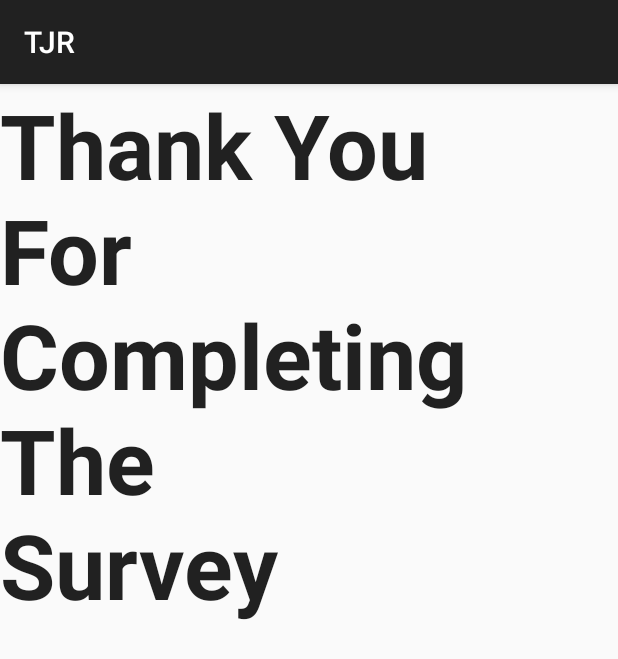
After one commit to anurag3/TJR-Focus-Group, an Android app: the thankyou screen opened directly, with no data from a screen before it, on a phone screen of 412 x 824 dp. The commit adds this screen. Shown: the top 659 px of the screen. Run offline under Robolectric (Android 15) with nearby library versions, the phone set to English and light mode, and no system bars.

Commit message:
Added Thank You Page and Changed the way interface 5 and 6 check for number of inputs

```diff
--- a/Knee_Replacement/app/src/main/AndroidManifest.xml
+++ b/Knee_Replacement/app/src/main/AndroidManifest.xml
@@ -58,6 +58,9 @@
         <activity
             android:name=".infopage6">
         </activity>
+        <activity
+            android:name=".thankyou">
+        </activity>
 
     </application>
 
--- a/Knee_Replacement/app/src/main/java/anuragdesai/library/kneereplacement/MainActivity.java
+++ b/Knee_Replacement/app/src/main/java/anuragdesai/library/kneereplacement/MainActivity.java
@@ -97,14 +97,8 @@ public class MainActivity extends AppCompatActivity implements OnClickListener
 
         button1 = (Button) this.findViewById(R.id.button1);
         button1.setOnClickListener(this);
-       // button1.setOnClickListener((View.OnClickListener) Intent intent = new Intent(this, Taptap3.class));
         if( et.getText().toString().trim().equals("")){
-         //   Toast.makeText(this.getApplicationContext(), "Please Enter Patient ID",
-           //         Toast.LENGTH_SHORT).show();
 
-            /**
-             *   You can Toast a message here that the Username is Empty
-             **/
 
             et.setError( "Patient ID is required!" );
 
--- a/Knee_Replacement/app/src/main/java/anuragdesai/library/kneereplacement/bodybutton2.java
+++ b/Knee_Replacement/app/src/main/java/anuragdesai/library/kneereplacement/bodybutton2.java
@@ -23,6 +23,8 @@ public class bodybutton2 extends AppCompatActivity implements OnClickListener{
     public bodybutton2(Button button2,Taptap3 M) {
         this.button2= button2;
         this.M = M;
+
+
     }
 
 
@@ -57,6 +59,7 @@ public class bodybutton2 extends AppCompatActivity implements OnClickListener{
         System.out.println("Count5 ="+Taptap3.count5);
 
 
+
               /*
         System.out.println(i);
         tyu = String.valueOf(i);
--- a/Knee_Replacement/app/src/main/java/anuragdesai/library/kneereplacement/bodybutton3.java
+++ b/Knee_Replacement/app/src/main/java/anuragdesai/library/kneereplacement/bodybutton3.java
@@ -25,6 +25,8 @@ public class bodybutton3 extends AppCompatActivity implements OnClickListener{
     public bodybutton3(Button button3,Taptap3 M) {
         this.button3= button3;
         this.M = M;
+
+
     }
 
 
@@ -60,6 +62,7 @@ public class bodybutton3 extends AppCompatActivity implements OnClickListener{
         System.out.println("Count5 ="+Taptap3.count5);
 
 
+
         /*
         System.out.println(i);
         tyu = String.valueOf(i);
--- a/Knee_Replacement/app/src/main/java/anuragdesai/library/kneereplacement/bodybutton4.java
+++ b/Knee_Replacement/app/src/main/java/anuragdesai/library/kneereplacement/bodybutton4.java
@@ -26,6 +26,8 @@ public class bodybutton4 extends AppCompatActivity implements OnClickListener{
     public bodybutton4(Button button4,Taptap3 M) {
         this.button4= button4;
         this.M = M;
+
+
     }
 
 
@@ -57,6 +59,7 @@ public class bodybutton4 extends AppCompatActivity implements OnClickListener{
         Taptap3.count5++;
         System.out.println("Count5 ="+Taptap3.count5);
 
+
              /*
         System.out.println(i);
         tyu = String.valueOf(i);
--- a/Knee_Replacement/app/src/main/java/anuragdesai/library/kneereplacement/gotoSurveyActivity.java
+++ b/Knee_Replacement/app/src/main/java/anuragdesai/library/kneereplacement/gotoSurveyActivity.java
@@ -96,7 +96,7 @@ public class gotoSurveyActivity extends AppCompatActivity{
                     i=0;
                    // resetpage rp = new resetpage();
                     //Test for github
-                    Intent intent = new Intent(this,MainActivity.class);
+                    Intent intent = new Intent(this,thankyou.class);
                     startActivity(intent, null);
             }}
 
--- /dev/null
+++ b/Knee_Replacement/app/src/main/java/anuragdesai/library/kneereplacement/thankyou.java
@@ -0,0 +1,14 @@
+package anuragdesai.library.kneereplacement;
+
+import android.os.Bundle;
+import android.support.v7.app.AppCompatActivity;
+
+/**
+ * Created by Anurag on 11/8/2015.
+ */
+public class thankyou extends AppCompatActivity {
+
+    protected void onCreate(Bundle savedInstanceState) {
+        super.onCreate(savedInstanceState);
+        setContentView(R.layout.thankyou);
+}}
--- a/Knee_Replacement/app/src/main/res/layout/popup4.xml
+++ b/Knee_Replacement/app/src/main/res/layout/popup4.xml
@@ -165,7 +165,7 @@
             android:layout_width="match_parent"
             android:layout_height="match_parent"
             android:layout_weight="1"
-            android:tag="2"
+            android:tag="5"
             android:onClick="onface"
             android:gravity="center" >
 
--- /dev/null
+++ b/Knee_Replacement/app/src/main/res/layout/thankyou.xml
@@ -0,0 +1,15 @@
+<?xml version="1.0" encoding="utf-8"?>
+<LinearLayout xmlns:android="http://schemas.android.com/apk/res/android"
+    android:orientation="vertical" android:layout_width="match_parent"
+    android:layout_height="match_parent">
+
+    <TextView
+        android:layout_width="match_parent"
+        android:layout_height="match_parent"
+        android:textAppearance="?android:attr/textAppearanceLarge"
+        android:text="Thank You \nFor \nCompleting \nThe \nSurvey"
+        android:id="@+id/textView7"
+        android:layout_gravity="center_horizontal"
+        android:textStyle="bold"
+        android:textSize="60sp" />
+</LinearLayout>
```
Also changed, not shown: Knee_Replacement/app/src/main/java/anuragdesai/library/kneereplacement/bodybutton1.java (+11 -12 lines), Knee_Replacement/app/src/main/java/anuragdesai/library/kneereplacement/bodybutton5.java (+6 -1 lines), Knee_Replacement/app/src/main/java/anuragdesai/library/kneereplacement/buttonnxt.java (+24 -1 lines), Knee_Replacement/app/src/main/java/anuragdesai/library/kneereplacement/taptap6buttonnxt.java (+25 -1 lines).
